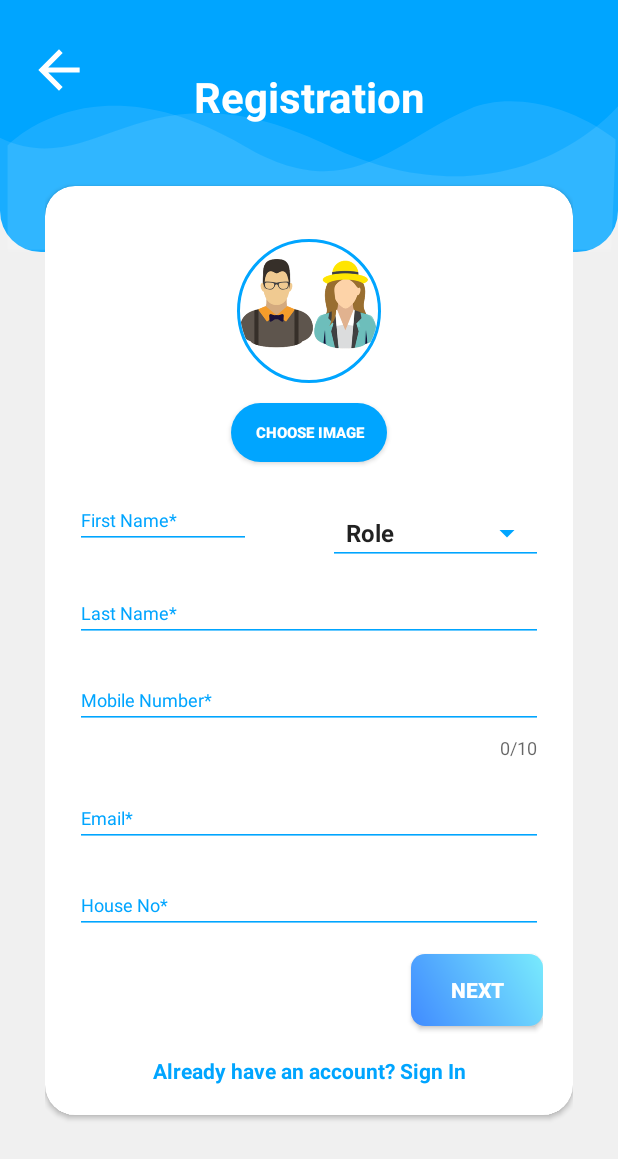
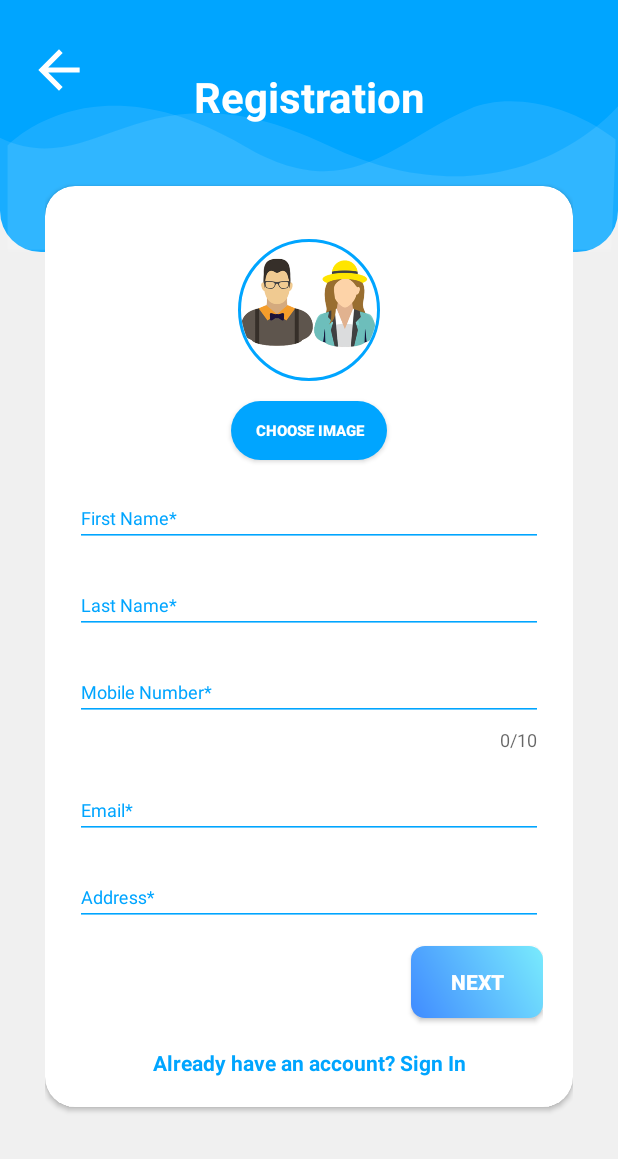
Before and after one commit to priyanshudesai/GateKeeper-SBS, an Android app: the Registration screen opened directly, with no data from a screen before it, on a phone screen of 412 x 824 dp. Shown: the top 1159 px of the screen. Run offline under Robolectric (Android 15) with nearby library versions, the phone set to English and light mode, and no system bars; our stand-ins replace CircleImageView, RxJava, sdp/ssp sizes; libraries missing offline, so code that uses them is left out: com.karumi.dexter.

Commit message:
registration design ready

```diff
--- a/app/src/main/res/layout/registrastion_form.xml
+++ b/app/src/main/res/layout/registrastion_form.xml
@@ -22,9 +22,9 @@
             <de.hdodenhof.circleimageview.CircleImageView
                 xmlns:app="http://schemas.android.com/apk/res-auto"
                 android:id="@+id/profile_image"
-            android:layout_width="96dp"
-            android:layout_height="96dp"
-            android:layout_marginTop="15dp"
+                android:layout_width="@dimen/_73sdp"
+                android:layout_height="@dimen/_73sdp"
+                android:layout_marginTop="@dimen/_12sdp"
                 android:src="@drawable/visitor_icon"
                 android:layout_gravity="center_horizontal"
                 app:civ_border_width="2dp"
@@ -42,39 +42,24 @@ android:onClick="photoupload"
                 android:textSize="10sp"
                 android:textColor="@color/whiteTextColor"
                 android:layout_marginTop="@dimen/_10sdp"/>
-<LinearLayout
-    android:layout_width="match_parent"
-    android:layout_height="wrap_content"
-    android:orientation="horizontal">
+
             <com.google.android.material.textfield.TextInputLayout
                 style="@style/parent"
-            android:layout_weight="1"
+
                 android:layout_marginTop="@dimen/signup_text_margin_top">
 
                 <EditText
+
                     android:id="@+id/firstname"
-                    android:layout_width="@dimen/_90sdp"
+
                     style="@style/modifiedEditText"
                     android:inputType="text"
                     android:maxLines="1"
-
                     android:hint="First Name*"/>
 
             </com.google.android.material.textfield.TextInputLayout>
-        <Spinner
-            android:id="@+id/planets_spinner"
-            android:layout_marginTop="@dimen/_15sdp"
-            android:layout_marginLeft="@dimen/_10sdp"
-            android:layout_width="@dimen/_110sdp"
-            android:layout_toRightOf="@id/firstname"
-            android:layout_height="wrap_content"
-            android:spinnerMode="dialog"
 
-            style="@style/Widget.AppCompat.Spinner.Underlined"
-            android:backgroundTint="@color/spinner"
-            android:entries="@array/Roles_array"
-            />
-</LinearLayout>
+
             <com.google.android.material.textfield.TextInputLayout
                 style="@style/parent"
                 android:layout_marginTop="@dimen/signup_text_margin_top">
@@ -111,15 +96,18 @@ android:onClick="photoupload"
                     android:hint="@string/login_email_hint"/>
             </com.google.android.material.textfield.TextInputLayout>
 
+
             <com.google.android.material.textfield.TextInputLayout
                 style="@style/parent"
                 android:layout_marginTop="@dimen/signup_text_margin_top">
                 <EditText
+                    android:id="@+id/address"
                     style="@style/modifiedEditText"
-                android:inputType="text"
-                android:maxLines="1"
-                android:hint="House No*"/>
+                    android:inputType="textPostalAddress"
+                    android:maxLines="3"
+                    android:hint="Address*"/>
             </com.google.android.material.textfield.TextInputLayout>
+
 
             <!--<android.support.design.widget.TextInputLayout
                 style="@style/parent"
@@ -152,5 +140,6 @@ android:onClick="photoupload"
                 android:onClick="sigin"/>
 
         </LinearLayout>
+
     </ScrollView>
 </androidx.cardview.widget.CardView>
--- a/app/src/main/res/layout/registration_activity.xml
+++ b/app/src/main/res/layout/registration_activity.xml
@@ -3,7 +3,8 @@
     xmlns:app="http://schemas.android.com/apk/res-auto"
     xmlns:tools="http://schemas.android.com/tools"
     android:orientation="vertical"
-    style="@style/loginParent">
+    style="@style/loginParent"
+    tools:context="com.appsnipp.loginsamples.LoginActivity">
     <ScrollView
         style="@style/parent">
 
```
Lines whose indentation alone changed are shown as unchanged.
